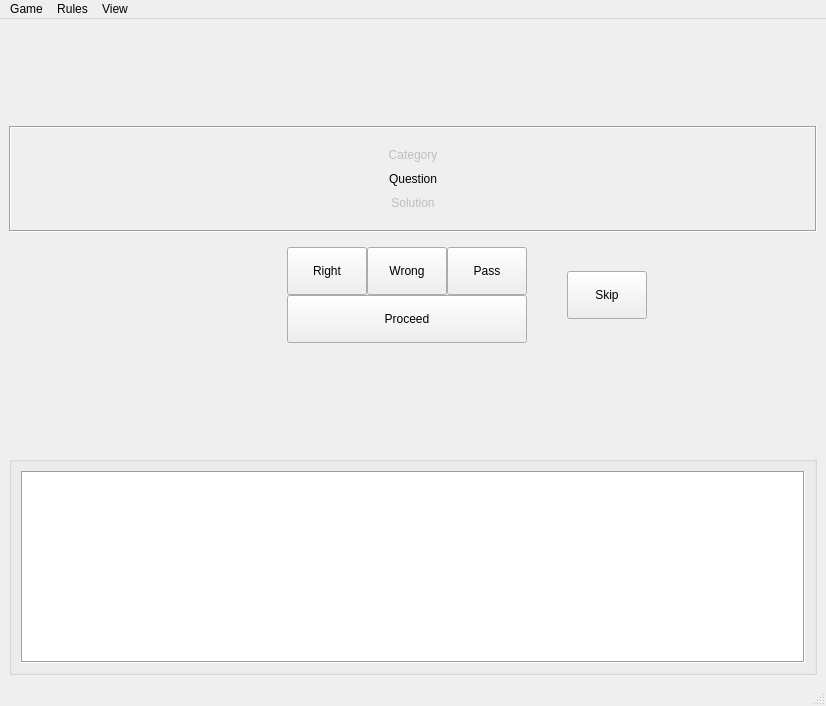
This is src/moderatorwindow.ui in mathklk/qwiz as Qt 5 draws it before an edit. The edited form follows.
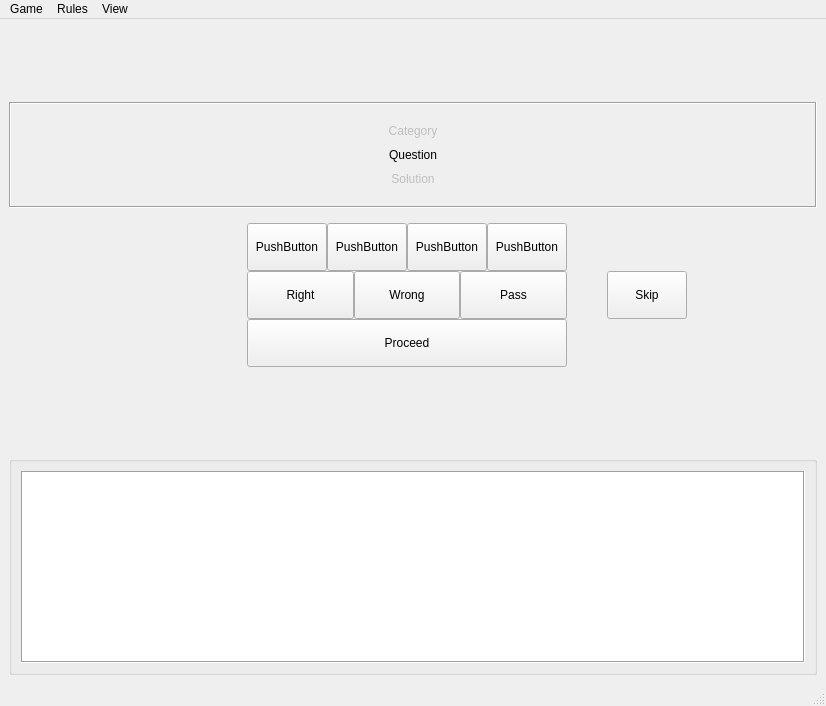
This is the edited form.

```diff
--- a/src/moderatorwindow.ui
+++ b/src/moderatorwindow.ui
@@ -69,8 +69,14 @@
          </property>
          <item row="0" column="2">
           <layout class="QGridLayout" name="gridLayout_4">
-           <item row="0" column="0">
+           <item row="1" column="0">
             <widget class="QPushButton" name="buttonRight">
+             <property name="sizePolicy">
+              <sizepolicy hsizetype="Minimum" vsizetype="Minimum">
+               <horstretch>0</horstretch>
+               <verstretch>0</verstretch>
+              </sizepolicy>
+             </property>
              <property name="minimumSize">
               <size>
                <width>0</width>
@@ -85,20 +91,7 @@
              </property>
             </widget>
            </item>
-           <item row="0" column="2">
-            <widget class="QPushButton" name="buttonPass">
-             <property name="minimumSize">
-              <size>
-               <width>0</width>
-               <height>48</height>
-              </size>
-             </property>
-             <property name="text">
-              <string>Pass</string>
-             </property>
-            </widget>
-           </item>
-           <item row="1" column="0" colspan="3">
+           <item row="2" column="0" colspan="3">
             <widget class="QPushButton" name="buttonProceed">
              <property name="minimumSize">
               <size>
@@ -111,8 +104,14 @@
              </property>
             </widget>
            </item>
-           <item row="0" column="1">
+           <item row="1" column="1">
             <widget class="QPushButton" name="buttonWrong">
+             <property name="sizePolicy">
+              <sizepolicy hsizetype="Minimum" vsizetype="Minimum">
+               <horstretch>0</horstretch>
+               <verstretch>0</verstretch>
+              </sizepolicy>
+             </property>
              <property name="minimumSize">
               <size>
                <width>0</width>
@@ -124,6 +123,117 @@
              </property>
             </widget>
            </item>
+           <item row="1" column="2">
+            <widget class="QPushButton" name="buttonPass">
+             <property name="sizePolicy">
+              <sizepolicy hsizetype="Minimum" vsizetype="Minimum">
+               <horstretch>0</horstretch>
+               <verstretch>0</verstretch>
+              </sizepolicy>
+             </property>
+             <property name="minimumSize">
+              <size>
+               <width>0</width>
+               <height>48</height>
+              </size>
+             </property>
+             <property name="text">
+              <string>Pass</string>
+             </property>
+            </widget>
+           </item>
+           <item row="0" column="0" colspan="3">
+            <layout class="QHBoxLayout" name="horizontalLayout">
+             <item>
+              <widget class="QPushButton" name="pushButtonP1">
+               <property name="sizePolicy">
+                <sizepolicy hsizetype="Minimum" vsizetype="Minimum">
+                 <horstretch>0</horstretch>
+                 <verstretch>0</verstretch>
+                </sizepolicy>
+               </property>
+               <property name="minimumSize">
+                <size>
+                 <width>0</width>
+                 <height>48</height>
+                </size>
+               </property>
+               <property name="text">
+                <string>PushButton</string>
+               </property>
+               <property name="checkable">
+                <bool>true</bool>
+               </property>
+              </widget>
+             </item>
+             <item>
+              <widget class="QPushButton" name="pushButtonP2">
+               <property name="sizePolicy">
+                <sizepolicy hsizetype="Minimum" vsizetype="Minimum">
+                 <horstretch>0</horstretch>
+                 <verstretch>0</verstretch>
+                </sizepolicy>
+               </property>
+               <property name="minimumSize">
+                <size>
+                 <width>0</width>
+                 <height>48</height>
+                </size>
+               </property>
+               <property name="text">
+                <string>PushButton</string>
+               </property>
+               <property name="checkable">
+                <bool>true</bool>
+               </property>
+              </widget>
+             </item>
+             <item>
+              <widget class="QPushButton" name="pushButtonP3">
+               <property name="sizePolicy">
+                <sizepolicy hsizetype="Minimum" vsizetype="Minimum">
+                 <horstretch>0</horstretch>
+                 <verstretch>0</verstretch>
+                </sizepolicy>
+               </property>
+               <property name="minimumSize">
+                <size>
+                 <width>0</width>
+                 <height>48</height>
+                </size>
+               </property>
+               <property name="text">
+                <string>PushButton</string>
+               </property>
+               <property name="checkable">
+                <bool>true</bool>
+               </property>
+              </widget>
+             </item>
+             <item>
+              <widget class="QPushButton" name="pushButtonP4">
+               <property name="sizePolicy">
+                <sizepolicy hsizetype="Minimum" vsizetype="Minimum">
+                 <horstretch>0</horstretch>
+                 <verstretch>0</verstretch>
+                </sizepolicy>
+               </property>
+               <property name="minimumSize">
+                <size>
+                 <width>0</width>
+                 <height>48</height>
+                </size>
+               </property>
+               <property name="text">
+                <string>PushButton</string>
+               </property>
+               <property name="checkable">
+                <bool>true</bool>
+               </property>
+              </widget>
+             </item>
+            </layout>
+           </item>
           </layout>
          </item>
          <item row="0" column="4">
```
